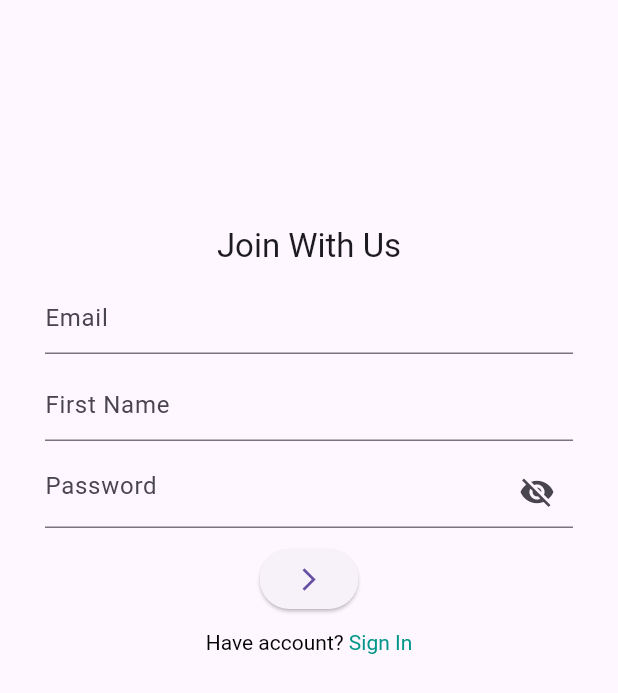
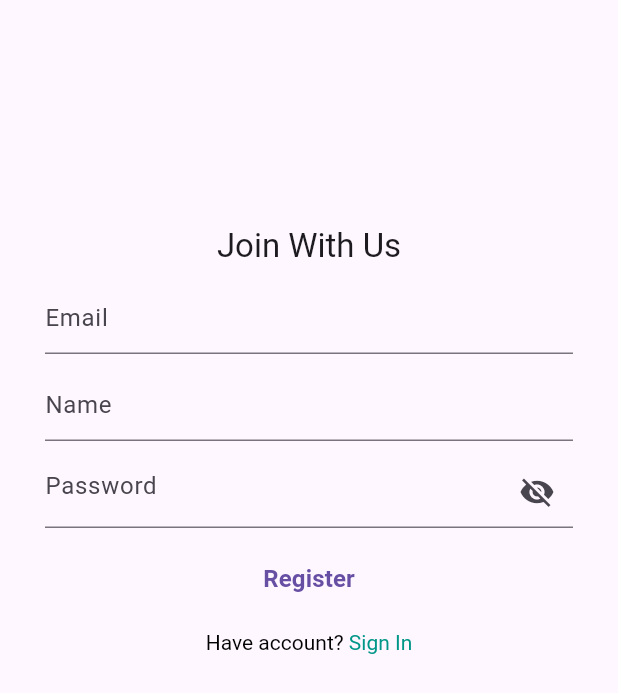
Before and after one commit to tasnimislamraisa/FathSoft, a Flutter app: the Register screen opened directly, on a phone screen of 412 x 824 dp. Shown: the top 693 px of the screen. Run offline on Flutter 3.47's test engine with Material 3 defaults, Android fonts, the light colour scheme and no system bars.

Commit message:
register

```diff
--- a/task_1_ios_app/lib/screens/register/register_screen.dart
+++ b/task_1_ios_app/lib/screens/register/register_screen.dart
@@ -14,21 +14,14 @@ class _RegisterState extends State<Register> {
   final TextEditingController _fnTEController = TextEditingController();
   final TextEditingController _emailTEController = TextEditingController();
   final TextEditingController _passwordTEController = TextEditingController();
-
-
-  GlobalKey<FormState> _formState = GlobalKey<FormState>();
   bool _showPassword = false;
-  bool _registrationInProgress = false;
-
   @override
   Widget build(BuildContext context) {
     return Scaffold(
       body: Padding(
           padding: const EdgeInsets.all(30.0),
           child: SingleChildScrollView(
-            child: Form(
-              key: _formState,
-              child: Column(
+            child:Column(
                 children: [
                   const SizedBox(height: 120),
                   Text(
@@ -49,13 +42,7 @@ class _RegisterState extends State<Register> {
                   const SizedBox(height: 10),
                   TextFormField(
                     controller: _fnTEController,
-                    decoration: InputDecoration(hintText: 'First Name'),
-                    validator: (value) {
-                      if (value?.trim().isEmpty ?? true) {
-                        return 'Enter your name correctly';
-                      }
-                      return null;
-                    },
+                    decoration: InputDecoration(hintText: 'Name'),
                   ),
                   const SizedBox(height: 10),
                   TextFormField(
@@ -83,16 +70,13 @@ class _RegisterState extends State<Register> {
                     },
                   ),
                   const SizedBox(height: 10),
-                  Visibility(
-                    visible: _registrationInProgress == false,
-                    replacement: Center(child: CircularProgressIndicator()),
-                    child: ElevatedButton(
-                      onPressed: () {
-                        if (_formState.currentState!.validate()) {
-                          _registerUser();
-                        }
-                      },
-                      child: Icon(Icons.arrow_forward_ios_outlined),
+                  Center(
+                    child: TextButton(
+                      onPressed: _registerUser,
+                      child: const Text(
+                        'Register',
+                        style: TextStyle(fontSize: 16, fontWeight: FontWeight.w600),
+                      ),
                     ),
                   ),
                   const SizedBox(height: 10),
@@ -127,7 +111,7 @@ class _RegisterState extends State<Register> {
                   )
                 ],
               ),
-            ),
+
           ),
         ),
     );
```
Also changed, not shown: task_1_ios_app/lib/screens/login/login_screen.dart (+7 -8 lines).
